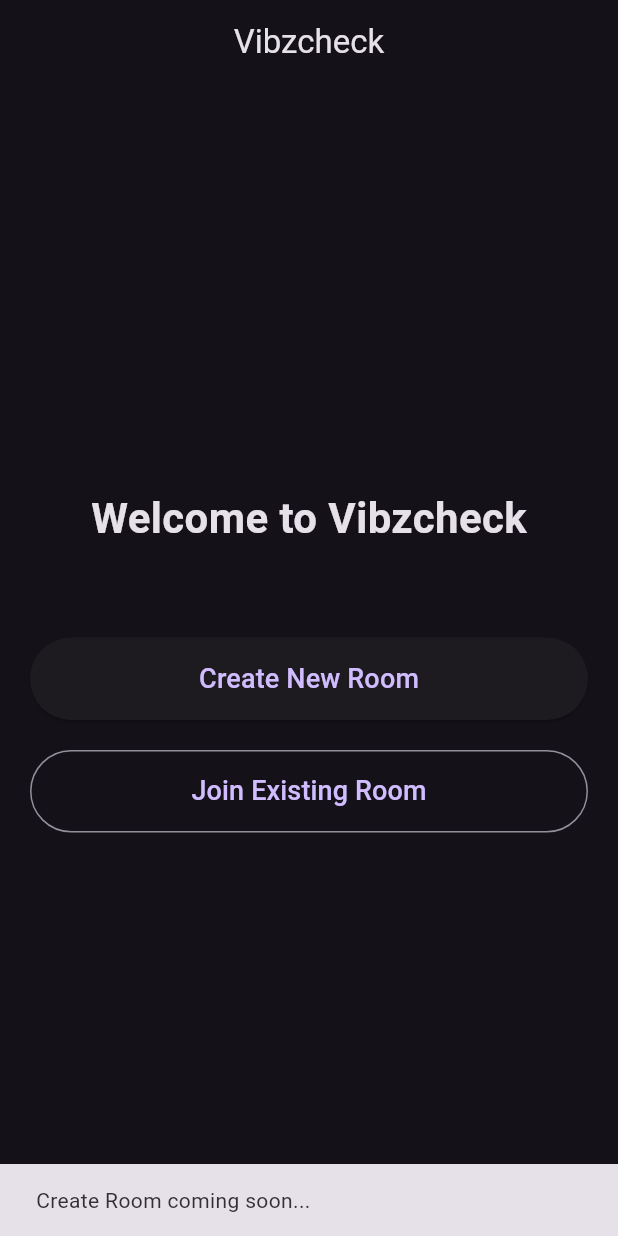
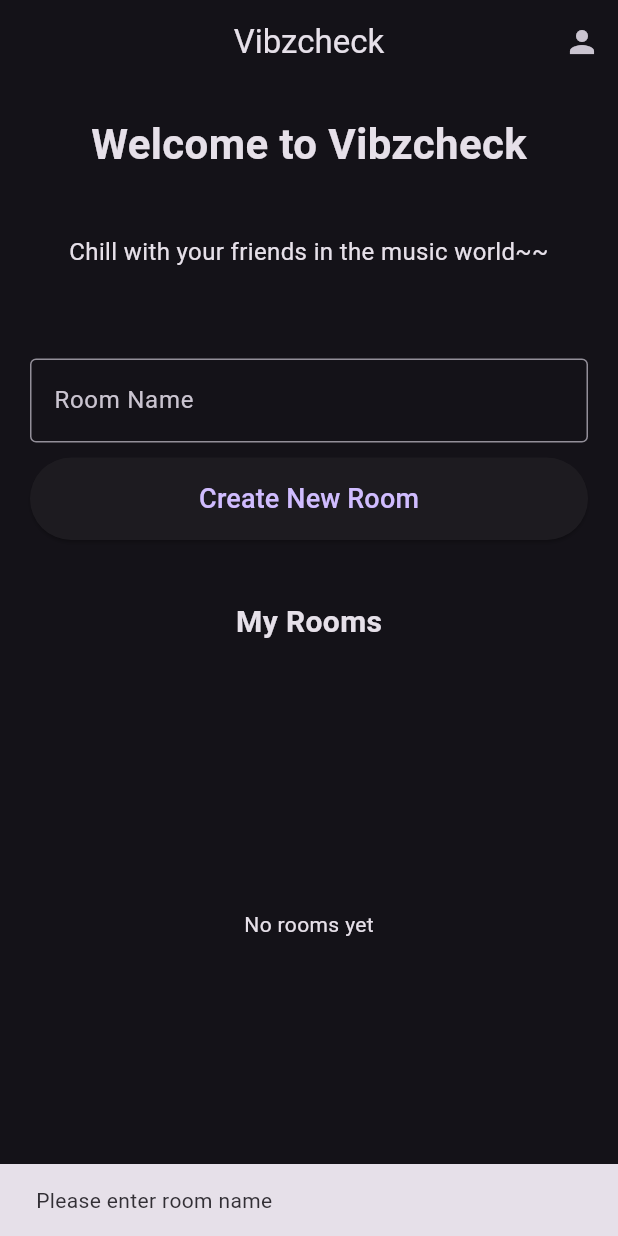
Before and after one commit to Superjzz12138/SocialAnxi-Project2, a Flutter app: the HomeScreen screen opened directly, after a tap on "Create New Room", on a phone screen of 412 x 824 dp. Run offline on Flutter 3.47's test engine with Material 3 defaults, Android fonts, the light colour scheme and no system bars; our stand-ins replace cloud_firestore, firebase_auth, firebase_core; accounts and stored records are empty.

Commit message:
feat: add create and show rooms features

```diff
--- a/socialanxi_project2/lib/features/home/home_screen.dart
+++ b/socialanxi_project2/lib/features/home/home_screen.dart
@@ -1,4 +1,7 @@
 import 'package:flutter/material.dart';
+import 'package:cloud_firestore/cloud_firestore.dart';
+import 'package:firebase_auth/firebase_auth.dart';
+import '../room/room_model.dart';
 
 class HomeScreen extends StatefulWidget {
   const HomeScreen({super.key});
@@ -8,12 +11,55 @@ class HomeScreen extends StatefulWidget {
 }
 
 class _HomeScreenState extends State<HomeScreen> {
-  @override
+  final TextEditingController roomNameController = TextEditingController();
+
+  Future<void> createRoom() async {
+    final String roomName = roomNameController.text.trim();
+    if (roomName.isEmpty) {
+      ScaffoldMessenger.of(context).showSnackBar(
+        const SnackBar(content: Text('Please enter room name')),
+      );
+      return;
+    }
+
+    final user = FirebaseAuth.instance.currentUser;
+    if (user == null) return;
+
+    final String roomId = DateTime.now().millisecondsSinceEpoch.toString();
+
+    final newRoom = Room(
+      roomId: roomId,
+      roomName: roomName,
+      hostId: user.uid,
+      createdAt: DateTime.now()
+    );
+
+    await FirebaseFirestore.instance
+    .collection('rooms')
+    .doc(roomId)
+    .set(newRoom.toMap());
+
+    ScaffoldMessenger.of(context).showSnackBar(
+      SnackBar(content: Text('Room"$roomName" created!')),
+    );
+
+    roomNameController.clear();
+
+  }
+    @override
   Widget build(BuildContext context) {
     return Scaffold(
       appBar: AppBar(
         title: const Text('Vibzcheck'),
         centerTitle: true,
+        actions: [
+          IconButton(
+            icon: const Icon(Icons.person),
+            onPressed: () {
+              // TODO: User Profile
+            },
+          ),
+        ],
       ),
       body: Padding(
         padding: const EdgeInsets.all(20.0),
@@ -24,37 +70,71 @@ class _HomeScreenState extends State<HomeScreen> {
               'Welcome to Vibzcheck',
               style: TextStyle(fontSize: 28, fontWeight: FontWeight.bold),
             ),
+            const SizedBox(height: 40),
+            const Text(
+              'Chill with your friends in the music world~~',
+              textAlign: TextAlign.center,
+              style: TextStyle(fontSize: 16),
+            ),
             const SizedBox(height: 60),
 
-            // Create Room Button
+
+            // Create Room Section
+            TextField(
+              controller: roomNameController,
+              decoration: const InputDecoration(
+                labelText: 'Room Name',
+                border: OutlineInputBorder(),
+              ),
+            ),
+            const SizedBox(height: 10),
             SizedBox(
               width: double.infinity,
               height: 55,
               child: ElevatedButton(
-                onPressed: () {
-                  // TODO: Create room later
-                  ScaffoldMessenger.of(context).showSnackBar(
-                    const SnackBar(content: Text('Create Room coming soon...')),
-                  );
-                },
-                child: const Text('Create New Room', style: TextStyle(fontSize: 18)),
+                onPressed: createRoom,
+                child: const Text('Create New Room',style: TextStyle(fontSize: 18)),
               ),
             ),
 
-            const SizedBox(height: 20),
+            const SizedBox(height: 40),
+            const Text('My Rooms', style: TextStyle(fontSize: 20, fontWeight: FontWeight.bold)),
 
-            // Join Room Button
-            SizedBox(
-              width: double.infinity,
-              height: 55,
-              child: OutlinedButton(
-                onPressed: () {
-                  // TODO: Join room later
-                  ScaffoldMessenger.of(context).showSnackBar(
-                    const SnackBar(content: Text('Join Room coming soon...')),
+
+            // Show list of rooms
+            Expanded(
+              child: StreamBuilder<QuerySnapshot>(
+                stream: FirebaseFirestore.instance
+                    .collection('rooms')
+                    .snapshots(),
+                builder: (context, snapshot) {
+                  if (!snapshot.hasData) {
+                    return const Center(child: CircularProgressIndicator());
+                  }
+
+                  final rooms = snapshot.data!.docs;
+
+                  if (rooms.isEmpty) {
+                    return const Center(child: Text('No rooms yet'));
+                  }
+
+                  return ListView.builder(
+                    itemCount: rooms.length,
+                    itemBuilder: (context, index) {
+                      final roomData = rooms[index].data() as Map<String, dynamic>;
+                      return ListTile(
+                        title: Text(roomData['roomName'] ?? 'Unnamed Room'),
+                        subtitle: Text('Host: ${roomData['hostId'].substring(0, 8)}...'),
+                        trailing: const Icon(Icons.arrow_forward),
+                        onTap: () {
+                          ScaffoldMessenger.of(context).showSnackBar(
+                            const SnackBar(content: Text('Join room coming soon...')),
+                          );
+                        },
+                      );
+                    },
                   );
                 },
-                child: const Text('Join Existing Room', style: TextStyle(fontSize: 18)),
               ),
             ),
           ],
@@ -62,4 +142,13 @@ class _HomeScreenState extends State<HomeScreen> {
       ),
     );
   }
+
+
+  @override
+  void dispose() {
+    roomNameController.dispose();
+    super.dispose();
+  }
+
+
 }
--- /dev/null
+++ b/socialanxi_project2/lib/features/room/room_model.dart
@@ -0,0 +1,25 @@
+class Room {
+  final String roomId;
+  final String roomName;
+  final String hostId;
+  final int participantCount;
+  final DateTime createdAt;
+
+  Room({
+    required this.roomId,
+    required this.roomName,
+    required this.hostId,
+    this.participantCount = 1,
+    required this.createdAt
+  });
+
+  Map<String, dynamic> toMap() {
+    return {
+      'roomId': roomId,
+      'roomName': roomName,
+      'hostId': hostId,
+      'participantCount': participantCount,
+      'createdAt': createdAt
+    };
+  }
+}
```
Also changed, not shown: 4 other files.
